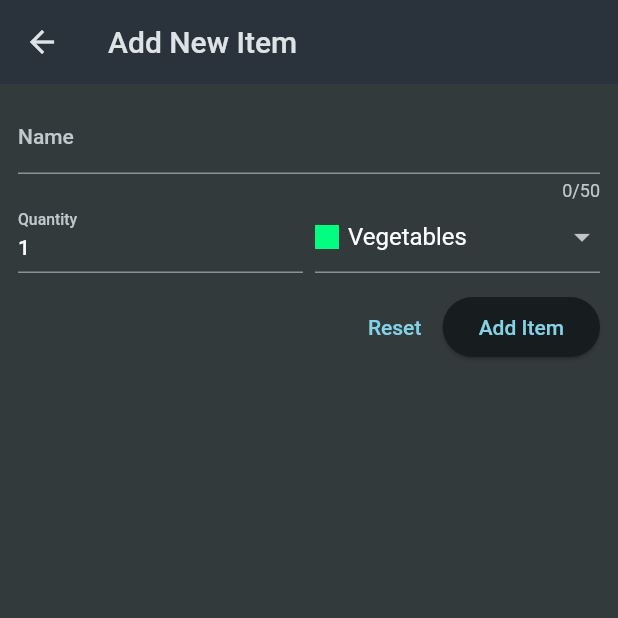
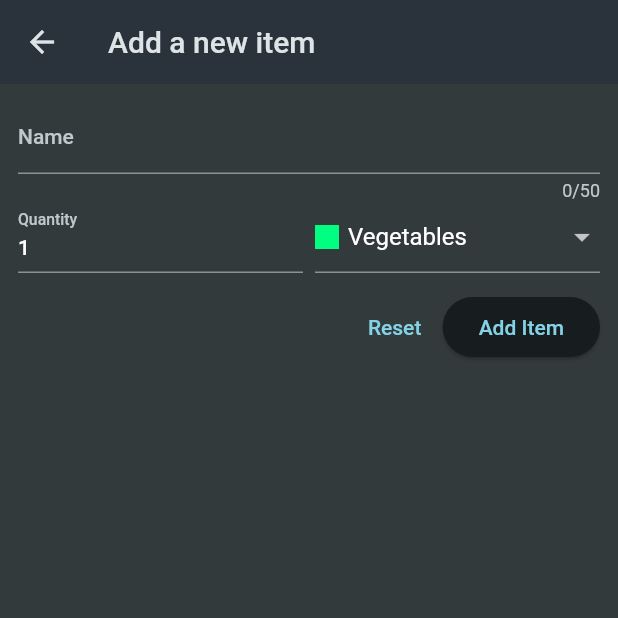
Before and after one commit to Kapil619/shopping_list, a Flutter app: the screen it shows after launch, after a tap on the "add" icon, on a phone screen of 412 x 824 dp, the top half of it. Run offline on Flutter 3.47's test engine with Material 2 defaults, Android fonts, the phone set to English and light mode, and no system bars; network calls fail.

Commit message:
New files commited

```diff
--- a/lib/widgets/grocery_list.dart
+++ b/lib/widgets/grocery_list.dart
@@ -1,9 +1,12 @@
+import 'dart:convert';
+
 import 'package:flutter/material.dart';
+import 'package:http/http.dart' as http;
 import 'package:shopping_list/data/categories.dart';
-import 'dart:convert';
+import 'package:shopping_list/models/category.dart';
+
+import 'package:shopping_list/models/grocery_item.dart';
 import 'package:shopping_list/widgets/new_item.dart';
-import 'package:http/http.dart' as http;
-import '../models/grocery_item.dart';
 
 class GroceryList extends StatefulWidget {
   const GroceryList({super.key});
@@ -14,19 +17,35 @@ class GroceryList extends StatefulWidget {
 
 class _GroceryListState extends State<GroceryList> {
   List<GroceryItem> _groceryItems = [];
-
   var _isLoading = true;
+  String? _error;
 
   @override
   void initState() {
     super.initState();
-    _loadItem();
+    _loadItems();
   }
 
-  void _loadItem() async {
+  void _loadItems() async {
     final url = Uri.https(
         'shoppinglist619-default-rtdb.firebaseio.com', 'shopping-list.json');
+
+    try {
       final response = await http.get(url);
+
+      if (response.statusCode >= 400) {
+        setState(() {
+          _error = 'Failed to fetch data. Please try again later.';
+        });
+      }
+
+      if (response.body == 'null') {
+        setState(() {
+          _isLoading = false;
+        });
+        return;
+      }
+
       final Map<String, dynamic> listData = json.decode(response.body);
       final List<GroceryItem> loadedItems = [];
       for (final item in listData.entries) {
@@ -47,6 +66,11 @@ class _GroceryListState extends State<GroceryList> {
         _groceryItems = loadedItems;
         _isLoading = false;
       });
+    } catch (error) {
+      setState(() {
+        _error = 'Something went wrong! Please try again later.';
+      });
+    }
   }
 
   void _addItem() async {
@@ -55,30 +79,43 @@ class _GroceryListState extends State<GroceryList> {
         builder: (ctx) => const NewItem(),
       ),
     );
-    if (newItem == null) {
+
+    if (newItem == null || newItem == 'null') {
       return;
     }
+
     setState(() {
       _groceryItems.add(newItem);
     });
   }
 
-  void _removeItem(GroceryItem item) {
+  void _removeItem(GroceryItem item) async {
+    final index = _groceryItems.indexOf(item);
     setState(() {
       _groceryItems.remove(item);
     });
+
+    final url = Uri.https('shoppinglist619-default-rtdb.firebaseio.com',
+        'shopping-list/${item.id}.json');
+
+    final response = await http.delete(url);
+
+    if (response.statusCode >= 400) {
+      // Optional: Show error message
+      setState(() {
+        _groceryItems.insert(index, item);
+      });
+    }
   }
 
   @override
   Widget build(BuildContext context) {
-    Widget content = const Center(
-      child: Text('No items added yet!'),
-    );
+    Widget content = const Center(child: Text('No items added yet.'));
+
     if (_isLoading) {
-      content = const Center(
-        child: CircularProgressIndicator(),
-      );
+      content = const Center(child: CircularProgressIndicator());
     }
+
     if (_groceryItems.isNotEmpty) {
       content = ListView.builder(
         itemCount: _groceryItems.length,
@@ -94,10 +131,16 @@ class _GroceryListState extends State<GroceryList> {
               height: 24,
               color: _groceryItems[index].category.color,
             ),
-            trailing: Text(_groceryItems[index].quantity.toString()),
+            trailing: Text(
+              _groceryItems[index].quantity.toString(),
+            ),
           ),
         ),
       );
+    }
+
+    if (_error != null) {
+      content = Center(child: Text(_error!));
     }
 
     return Scaffold(
@@ -110,6 +153,7 @@ class _GroceryListState extends State<GroceryList> {
           ),
         ],
       ),
-        body: content);
+      body: content,
+    );
   }
 }
--- a/lib/widgets/new_item.dart
+++ b/lib/widgets/new_item.dart
@@ -1,12 +1,15 @@
+import 'dart:convert';
+
 import 'package:flutter/material.dart';
+import 'package:http/http.dart' as http;
+
 import 'package:shopping_list/data/categories.dart';
+import 'package:shopping_list/models/category.dart';
 import 'package:shopping_list/models/grocery_item.dart';
-import 'package:http/http.dart' as http;
-import 'dart:convert';
-import '../models/category.dart';
 
 class NewItem extends StatefulWidget {
   const NewItem({super.key});
+
   @override
   State<NewItem> createState() {
     return _NewItemState();
@@ -15,25 +18,27 @@ class NewItem extends StatefulWidget {
 
 class _NewItemState extends State<NewItem> {
   final _formKey = GlobalKey<FormState>();
-  var _enteredName = "";
+  var _enteredName = '';
   var _enteredQuantity = 1;
   var _selectedCategory = categories[Categories.vegetables]!;
   var _isSending = false;
 
   void _saveItem() async {
     if (_formKey.currentState!.validate()) {
+      _formKey.currentState!.save();
       setState(() {
         _isSending = true;
       });
-      _formKey.currentState!.save();
       final url = Uri.https(
           'shoppinglist619-default-rtdb.firebaseio.com', 'shopping-list.json');
       final response = await http.post(
         url,
-        headers: {'Content-Type': 'application/json'},
+        headers: {
+          'Content-Type': 'application/json',
+        },
         body: json.encode(
           {
-            'name ': _enteredName,
+            'name': _enteredName,
             'quantity': _enteredQuantity,
             'category': _selectedCategory.title,
           },
@@ -45,12 +50,14 @@ class _NewItemState extends State<NewItem> {
       if (!context.mounted) {
         return;
       }
+
       Navigator.of(context).pop(
         GroceryItem(
           id: resData['name'],
           name: _enteredName,
           quantity: _enteredQuantity,
-            category: _selectedCategory),
+          category: _selectedCategory,
+        ),
       );
     }
   }
@@ -59,7 +66,7 @@ class _NewItemState extends State<NewItem> {
   Widget build(BuildContext context) {
     return Scaffold(
       appBar: AppBar(
-        title: const Text('Add New Item'),
+        title: const Text('Add a new item'),
       ),
       body: Padding(
         padding: const EdgeInsets.all(12),
@@ -77,14 +84,17 @@ class _NewItemState extends State<NewItem> {
                       value.isEmpty ||
                       value.trim().length <= 1 ||
                       value.trim().length > 50) {
-                    return 'Must be between 1 and 50 characters long.';
+                    return 'Must be between 1 and 50 characters.';
                   }
                   return null;
                 },
                 onSaved: (value) {
+                  // if (value == null) {
+                  //   return;
+                  // }
                   _enteredName = value!;
                 },
-              ),
+              ), // instead of TextField()
               Row(
                 crossAxisAlignment: CrossAxisAlignment.end,
                 children: [
@@ -93,14 +103,14 @@ class _NewItemState extends State<NewItem> {
                       decoration: const InputDecoration(
                         label: Text('Quantity'),
                       ),
+                      keyboardType: TextInputType.number,
                       initialValue: _enteredQuantity.toString(),
-                      keyboardType: TextInputType.number,
                       validator: (value) {
                         if (value == null ||
                             value.isEmpty ||
                             int.tryParse(value) == null ||
                             int.tryParse(value)! <= 0) {
-                          return 'Must be valid positive number';
+                          return 'Must be a valid, positive number.';
                         }
                         return null;
                       },
@@ -109,9 +119,7 @@ class _NewItemState extends State<NewItem> {
                       },
                     ),
                   ),
-                  const SizedBox(
-                    width: 8,
-                  ),
+                  const SizedBox(width: 8),
                   Expanded(
                     child: DropdownButtonFormField(
                       value: _selectedCategory,
@@ -126,25 +134,22 @@ class _NewItemState extends State<NewItem> {
                                   height: 16,
                                   color: category.value.color,
                                 ),
-                                  const SizedBox(
-                                    width: 6,
-                                  ),
+                                const SizedBox(width: 6),
                                 Text(category.value.title),
                               ],
                             ),
-                            )
+                          ),
                       ],
                       onChanged: (value) {
                         setState(() {
                           _selectedCategory = value!;
                         });
-                        }),
-                  )
+                      },
+                    ),
+                  ),
                 ],
               ),
-              const SizedBox(
-                height: 12,
-              ),
+              const SizedBox(height: 12),
               Row(
                 mainAxisAlignment: MainAxisAlignment.end,
                 children: [
@@ -167,7 +172,7 @@ class _NewItemState extends State<NewItem> {
                         : const Text('Add Item'),
                   )
                 ],
-              )
+              ),
             ],
           ),
         ),
```
Lines whose indentation alone changed are shown as unchanged.
